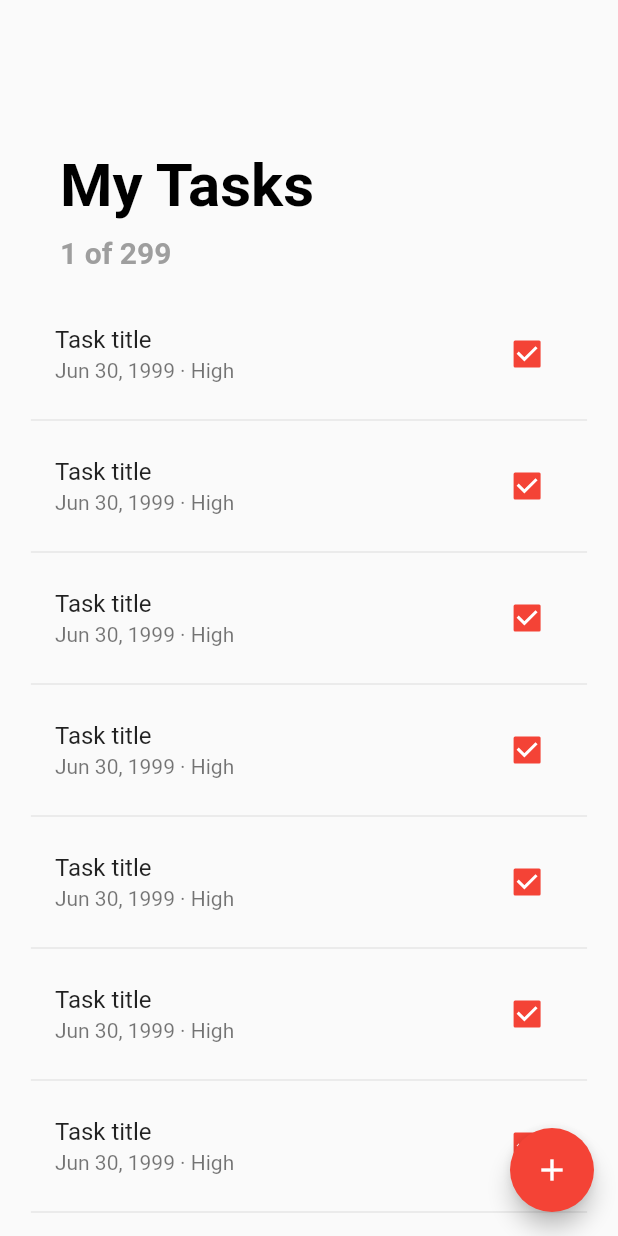
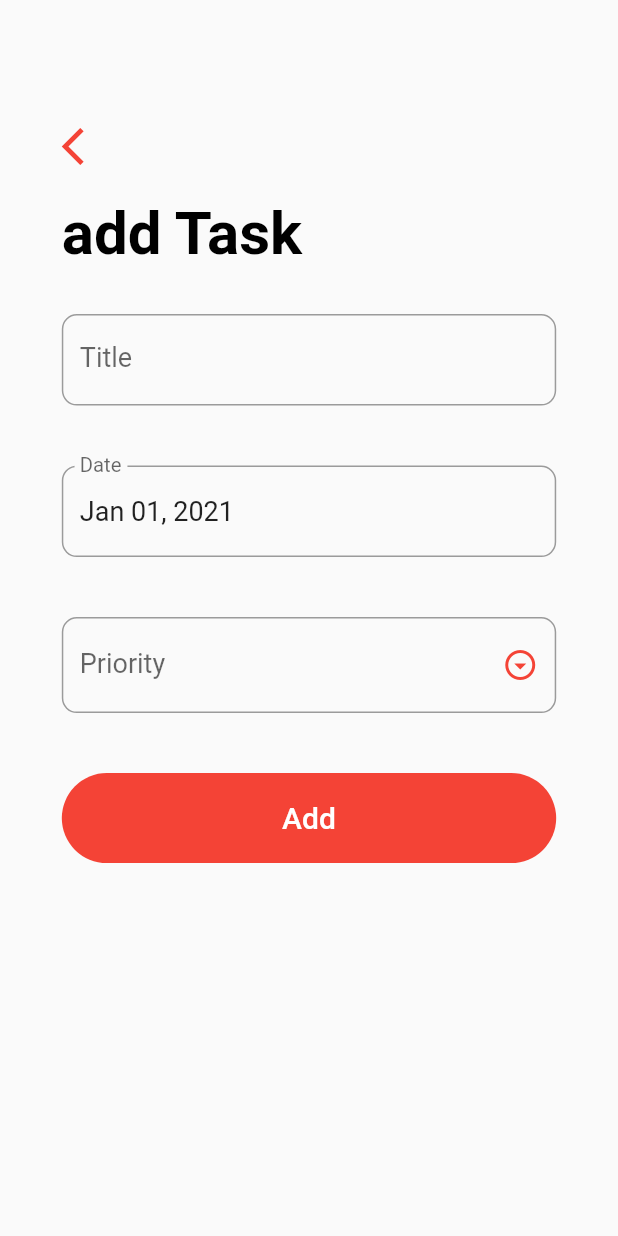
Before and after one commit to amirmekk/To-Do, a Flutter app: the screen it shows after launch, after a tap on the "add" icon, on a phone screen of 412 x 824 dp. Run offline on Flutter 3.47's test engine with Material 2 defaults, Android fonts, the phone set to English and light mode, and no system bars.

Commit message:
new task screen created with validation and date formatting

```diff
--- /dev/null
+++ b/lib/screens/add_task_screen.dart
@@ -0,0 +1,207 @@
+import 'package:flutter/material.dart';
+import 'package:intl/intl.dart';
+
+class AddTaskScreen extends StatefulWidget {
+  AddTaskScreen({Key key}) : super(key: key);
+
+  @override
+  _AddTaskScreenState createState() => _AddTaskScreenState();
+}
+
+class _AddTaskScreenState extends State<AddTaskScreen> {
+  final _formKey = GlobalKey<FormState>();
+  final DateFormat _dateFormatter = DateFormat('MMM dd, yyyy');
+  final List<String> priorities = ['Low', 'Medium', 'High'];
+  String _title = '', _priority = '';
+  DateTime _date = DateTime.now();
+  TextEditingController _dateController = TextEditingController();
+  _handleDatePicker() async {
+    final DateTime date = await showDatePicker(
+      context: context,
+      initialDate: _date,
+      firstDate: DateTime(2000),
+      lastDate: DateTime(2100),
+    );
+    if (date != null && date != _date) {
+      setState(() => _date = date);
+      _dateController.text = _dateFormatter.format(_date);
+    }
+  }
+
+  _submit() {
+    if (_formKey.currentState.validate()) {
+      _formKey.currentState.save();
+      print('$_title , $_date , $_priority');
+      //insert task to database if everything is filled out correctly
+      // OR update existing task
+
+      Navigator.pop(context);
+    }
+  }
+
+  @override
+  void initState() {
+    super.initState();
+    _dateController.text = _dateFormatter.format(_date);
+  }
+
+  @override
+  void dispose() {
+    _dateController.dispose();
+    super.dispose();
+  }
+
+  @override
+  Widget build(BuildContext context) {
+    return Container(
+      child: Scaffold(
+        body: GestureDetector(
+          onTap: () => FocusScope.of(context).unfocus(),
+          child: SingleChildScrollView(
+            child: Container(
+              padding: EdgeInsets.fromLTRB(
+                  MediaQuery.of(context).size.width * 0.1,
+                  MediaQuery.of(context).size.height * 0.1,
+                  MediaQuery.of(context).size.width * 0.1,
+                  0),
+              child: Column(
+                crossAxisAlignment: CrossAxisAlignment.start,
+                children: <Widget>[
+                  GestureDetector(
+                    onTap: () => Navigator.of(context).pop(),
+                    child: Icon(
+                      Icons.arrow_back_ios,
+                      size: 30,
+                      color: Theme.of(context).primaryColor,
+                    ),
+                  ),
+                  SizedBox(height: 20),
+                  Text(
+                    'add Task',
+                    style: TextStyle(
+                      color: Colors.black,
+                      fontSize: 40,
+                      fontWeight: FontWeight.bold,
+                    ),
+                  ),
+                  SizedBox(height: 10),
+                  Form(
+                    key: _formKey,
+                    child: Column(
+                      children: <Widget>[
+                        // title
+                        Padding(
+                          padding: EdgeInsets.symmetric(
+                            vertical: 20,
+                          ),
+                          child: TextFormField(
+                            style: TextStyle(
+                              fontSize: 18,
+                            ),
+                            decoration: InputDecoration(
+                              labelText: 'Title',
+                              labelStyle: TextStyle(fontSize: 18),
+                              border: OutlineInputBorder(
+                                borderRadius: BorderRadius.circular(10.0),
+                              ),
+                            ),
+                            validator: (input) => input.trim().isEmpty
+                                ? 'Please enter a task title'
+                                : null,
+                            onSaved: (input) => _title = input,
+                            initialValue: _title,
+                          ),
+                        ),
+                        // date
+                        Padding(
+                          padding: EdgeInsets.symmetric(
+                            vertical: 20,
+                          ),
+                          child: TextFormField(
+                            readOnly: true,
+                            controller: _dateController,
+                            style: TextStyle(
+                              fontSize: 18,
+                            ),
+                            decoration: InputDecoration(
+                              labelText: 'Date',
+                              labelStyle: TextStyle(fontSize: 18),
+                              border: OutlineInputBorder(
+                                borderRadius: BorderRadius.circular(10.0),
+                              ),
+                            ),
+                            onTap: _handleDatePicker,
+                          ),
+                        ),
+                        //priority
+                        Padding(
+                          padding: EdgeInsets.symmetric(
+                            vertical: 20,
+                          ),
+                          child: DropdownButtonFormField(
+                            items: priorities.map((String priority) {
+                              return DropdownMenuItem(
+                                child: Text(
+                                  priority,
+                                  style: TextStyle(
+                                    color: Colors.black,
+                                    fontSize: 18,
+                                  ),
+                                ),
+                                value: priority,
+                              );
+                            }).toList(),
+                            icon: Icon(Icons.arrow_drop_down_circle_outlined),
+                            iconEnabledColor: Theme.of(context).primaryColor,
+                            style: TextStyle(
+                              fontSize: 18,
+                            ),
+                            decoration: InputDecoration(
+                              labelText: 'Priority',
+                              labelStyle: TextStyle(fontSize: 18),
+                              border: OutlineInputBorder(
+                                borderRadius: BorderRadius.circular(10.0),
+                              ),
+                            ),
+                            validator: (priority) => _priority == null
+                                ? 'Please select a priority level'
+                                : null,
+                            onChanged: (val) {
+                              setState(() {
+                                _priority = val;
+                              });
+                            },
+                            //value: _priority,
+                          ),
+                        ),
+                        Container(
+                          margin: EdgeInsets.symmetric(vertical: 20),
+                          height: 60,
+                          width: double.infinity,
+                          decoration: BoxDecoration(
+                            color: Theme.of(context).primaryColor,
+                            borderRadius: BorderRadius.circular(30),
+                          ),
+                          child: FlatButton(
+                            onPressed: _submit,
+                            child: Text(
+                              'Add',
+                              style: TextStyle(
+                                color: Colors.white,
+                                fontSize: 20,
+                              ),
+                            ),
+                          ),
+                        )
+                      ],
+                    ),
+                  )
+                ],
+              ),
+            ),
+          ),
+        ),
+      ),
+    );
+  }
+}
--- a/lib/screens/todo_list_screen.dart
+++ b/lib/screens/todo_list_screen.dart
@@ -1,4 +1,5 @@
 import 'package:flutter/material.dart';
+import 'package:todo/screens/add_task_screen.dart';
 
 class ToDoListScreen extends StatefulWidget {
   @override
@@ -33,7 +34,11 @@ class _ToDoListScreenState extends State<ToDoListScreen> {
   Widget build(BuildContext context) {
     return Scaffold(
       floatingActionButton: FloatingActionButton(
-        onPressed: () => print('add item'),
+        onPressed: () => Navigator.of(context).push(
+          MaterialPageRoute(
+            builder: (_) => AddTaskScreen(),
+          ),
+        ),
         backgroundColor: Theme.of(context).primaryColor,
         child: Icon(Icons.add),
       ),
--- a/pubspec.yaml
+++ b/pubspec.yaml
@@ -28,6 +28,7 @@ dependencies:
   # The following adds the Cupertino Icons font to your application.
   # Use with the CupertinoIcons class for iOS style icons.
   cupertino_icons: ^1.0.1
+  intl: ^0.16.1
 
 dev_dependencies:
   flutter_test:
```
Also changed, not shown: pubspec.lock.
